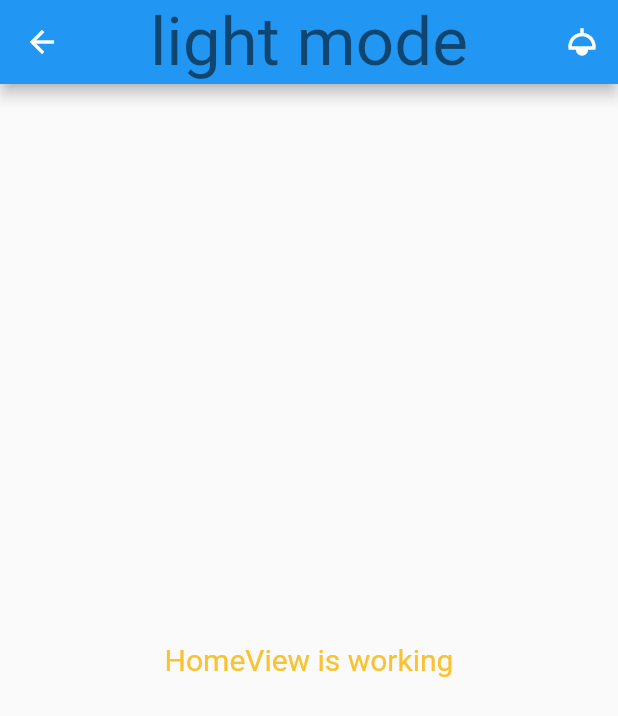
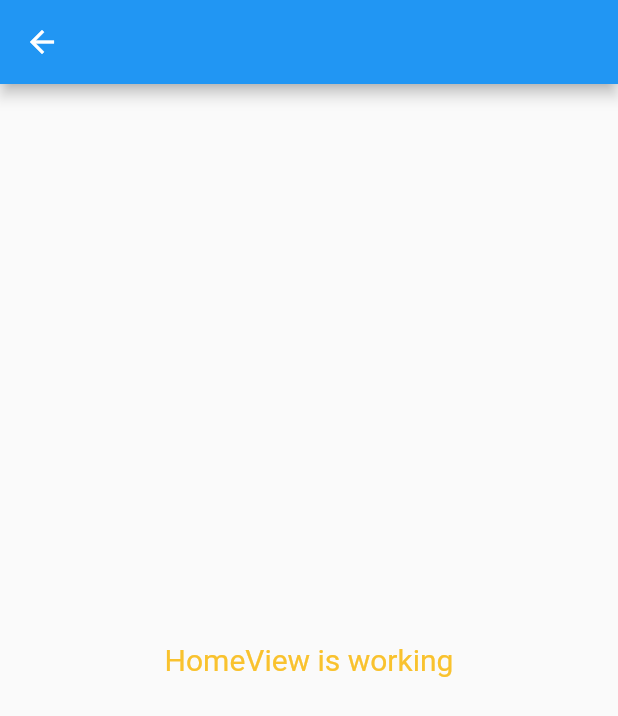
Before and after one commit to hebaea/OpenMovie, a Flutter app: the HomeView screen opened by its route, on a phone screen of 412 x 824 dp. Shown: the top 716 px of the screen. Run offline on Flutter 3.47's test engine with Material 2 defaults, Android fonts, the phone set to English and light mode, and no system bars; our stand-ins replace get.

Commit message:
mob next [ci-skip] [ci skip] [skip ci]
lastFile:lib/app/modules/home/views/home_view.dart

```diff
--- a/lib/app/modules/home/views/home_view.dart
+++ b/lib/app/modules/home/views/home_view.dart
@@ -10,19 +10,7 @@ class HomeView extends GetView<HomeController> {
   Widget build(BuildContext context) {
     return Scaffold(
       appBar: AppBar(
-        actions: [
-          IconButton(
-              onPressed: () {
-                Get.isDarkMode
-                    ? Get.changeTheme(ThemeData.light())
-                    : Get.changeTheme(ThemeData.dark());
-              },
-              icon: Icon(Icons.light_sharp))
-        ],
-        title: Text(
-          Get.isDarkMode ? 'dark mode' : 'light mode',
-          style: Theme.of(context).textTheme.headline3,
-        ),
+        title: Text(''),
         centerTitle: true,
       ),
       body: Center(
--- a/lib/app/routes/app_pages.dart
+++ b/lib/app/routes/app_pages.dart
@@ -12,8 +12,8 @@ part 'app_routes.dart';
 class AppPages {
   AppPages._();
 
-   static const INITIAL = Routes.HOME;
-  // static const INITIAL = Routes.ONBOARDING;
+  // static const INITIAL = Routes.HOME;
+  static const INITIAL = Routes.ONBOARDING;
   static final routes = [
     GetPage(
       name: _Paths.HOME,
--- a/lib/main.dart
+++ b/lib/main.dart
@@ -8,8 +8,6 @@ void main() {
   runApp(
     GetMaterialApp(
       themeMode: ThemeMode.system,
-      darkTheme: ThemeData.dark(),
-      title: true ? "Application" : "dasdasd",
       initialRoute: AppPages.INITIAL,
       getPages: AppPages.routes,
     ),
--- a/pubspec.yaml
+++ b/pubspec.yaml
@@ -24,4 +24,4 @@ flutter:
   assets:
     - assets/
     - assets/photos/images/
-    - assets/photos/icons/
+   # - assets/photos/icons/
```
